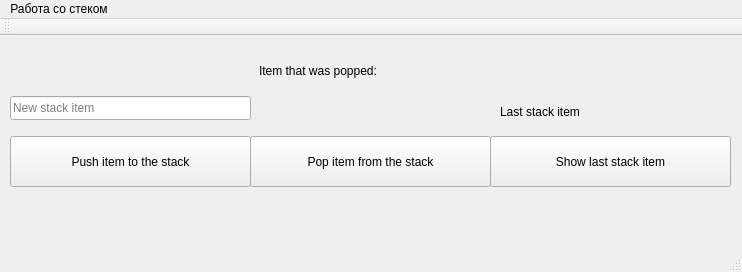
Qt form mainwindow.ui (Sheldon1538/StackQT) before a commit.
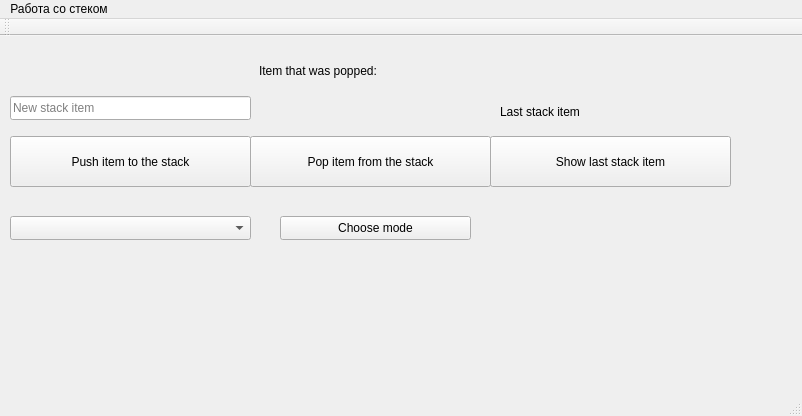
The same form after that commit.

Commit message: Now user can choose between stack and queue.

What changed in the file:
```diff
--- a/mainwindow.ui
+++ b/mainwindow.ui
@@ -6,8 +6,8 @@
    <rect>
     <x>0</x>
     <y>0</y>
-    <width>742</width>
-    <height>272</height>
+    <width>802</width>
+    <height>416</height>
    </rect>
   </property>
   <property name="windowTitle">
@@ -105,13 +105,39 @@
      <string>Item that was popped:</string>
     </property>
    </widget>
+   <widget class="QComboBox" name="comboBox">
+    <property name="geometry">
+     <rect>
+      <x>10</x>
+      <y>180</y>
+      <width>241</width>
+      <height>24</height>
+     </rect>
+    </property>
+    <property name="maxCount">
+     <number>2</number>
+    </property>
+   </widget>
+   <widget class="QPushButton" name="pushButton">
+    <property name="geometry">
+     <rect>
+      <x>280</x>
+      <y>180</y>
+      <width>191</width>
+      <height>24</height>
+     </rect>
+    </property>
+    <property name="text">
+     <string>Choose mode</string>
+    </property>
+   </widget>
   </widget>
   <widget class="QMenuBar" name="menuBar">
    <property name="geometry">
     <rect>
      <x>0</x>
      <y>0</y>
-     <width>742</width>
+     <width>802</width>
      <height>22</height>
     </rect>
    </property>
```
The commit also changes 5 other files.
